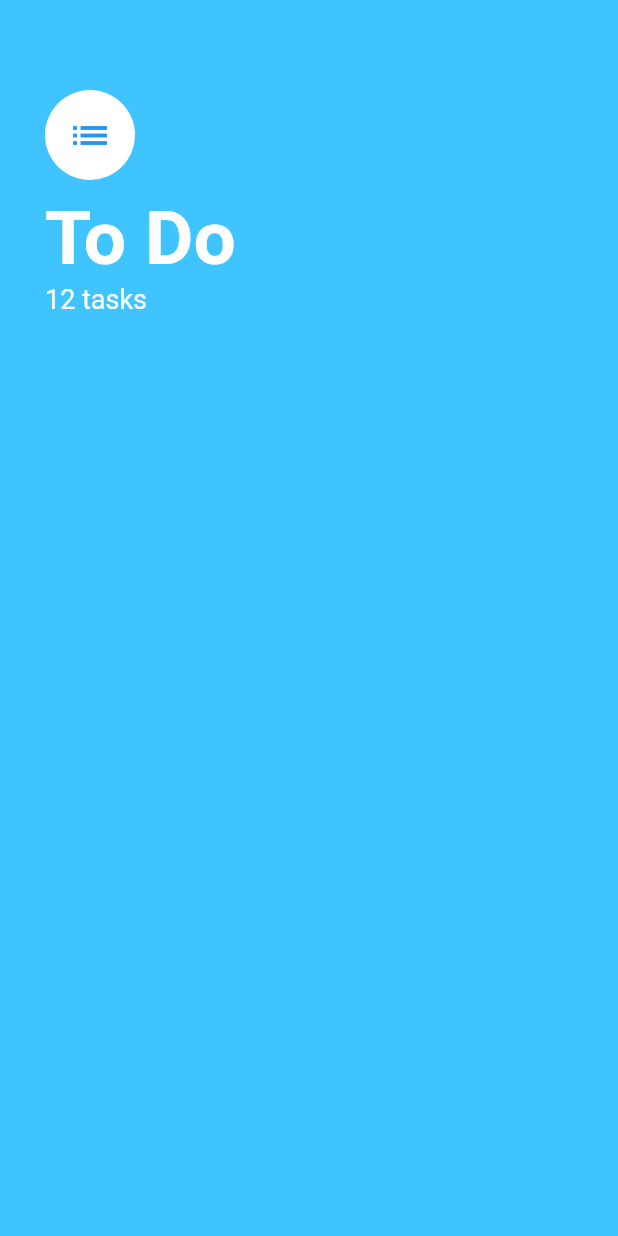
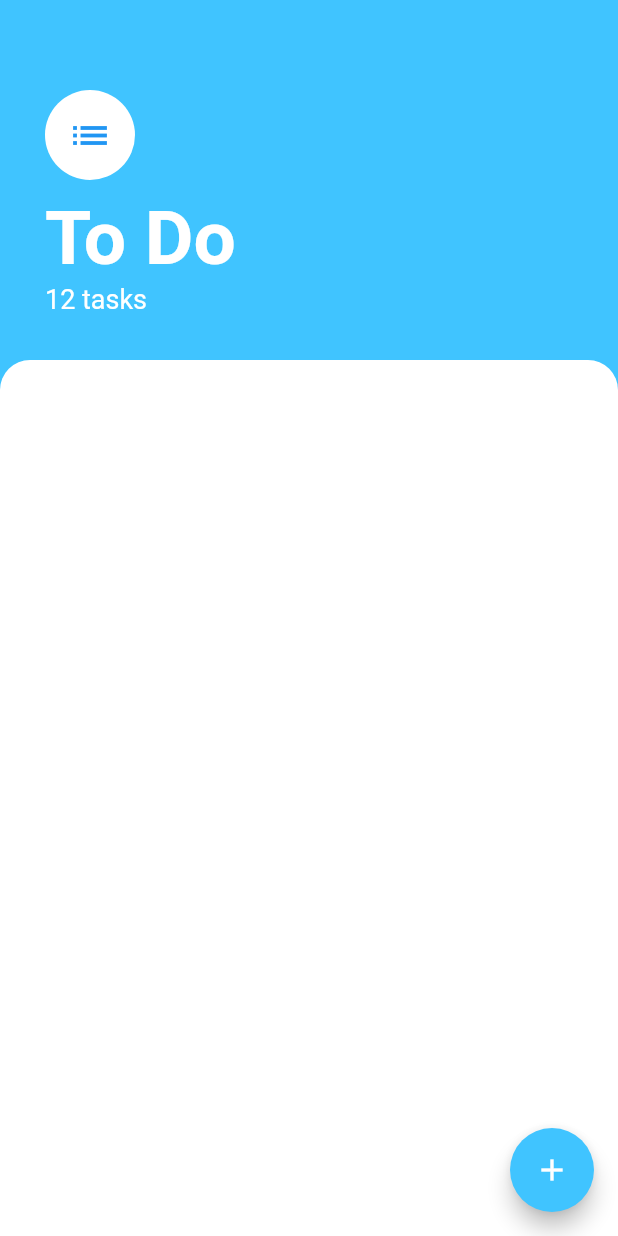
Before and after one commit to c0ff33-b34n/todo_flutter, a Flutter app: the screen it shows after launch, on a phone screen of 412 x 824 dp. Run offline on Flutter 3.47's test engine with Material 2 defaults, Android fonts, the phone set to English and light mode, and no system bars.

Commit message:
Add layout for bottom half of task screen

```diff
--- a/lib/screens/task_screen.dart
+++ b/lib/screens/task_screen.dart
@@ -6,9 +6,19 @@ class TaskScreen extends StatelessWidget {
   Widget build(BuildContext context) {
     return Scaffold(
       backgroundColor: Colors.lightBlueAccent,
-      body: Container(
-        padding:
-            EdgeInsets.only(top: 60.0, left: 30.0, right: 30.0, bottom: 30.0),
+      floatingActionButton: FloatingActionButton(
+        backgroundColor: Colors.lightBlueAccent,
+        onPressed: () {},
+        child: Icon(
+          Icons.add,
+        ),
+      ),
+      body: Column(
+        crossAxisAlignment: CrossAxisAlignment.start,
+        children: [
+          Container(
+            padding: EdgeInsets.only(
+                top: 60.0, left: 30.0, right: 30.0, bottom: 30.0),
             child: Column(
               crossAxisAlignment: CrossAxisAlignment.start,
               children: [
@@ -38,9 +48,21 @@ class TaskScreen extends StatelessWidget {
                     color: Colors.white,
                     fontSize: 18,
                   ),
+                ),
+              ],
+            ),
+          ),
+          Expanded(
+            child: Container(
+              decoration: BoxDecoration(
+                  color: Colors.white,
+                  borderRadius: BorderRadius.only(
+                    topLeft: Radius.circular(20.0),
+                    topRight: Radius.circular(20.0),
+                  )),
+            ),
           )
         ],
-        ),
       ),
     );
   }
```
Lines whose indentation alone changed are shown as unchanged.
